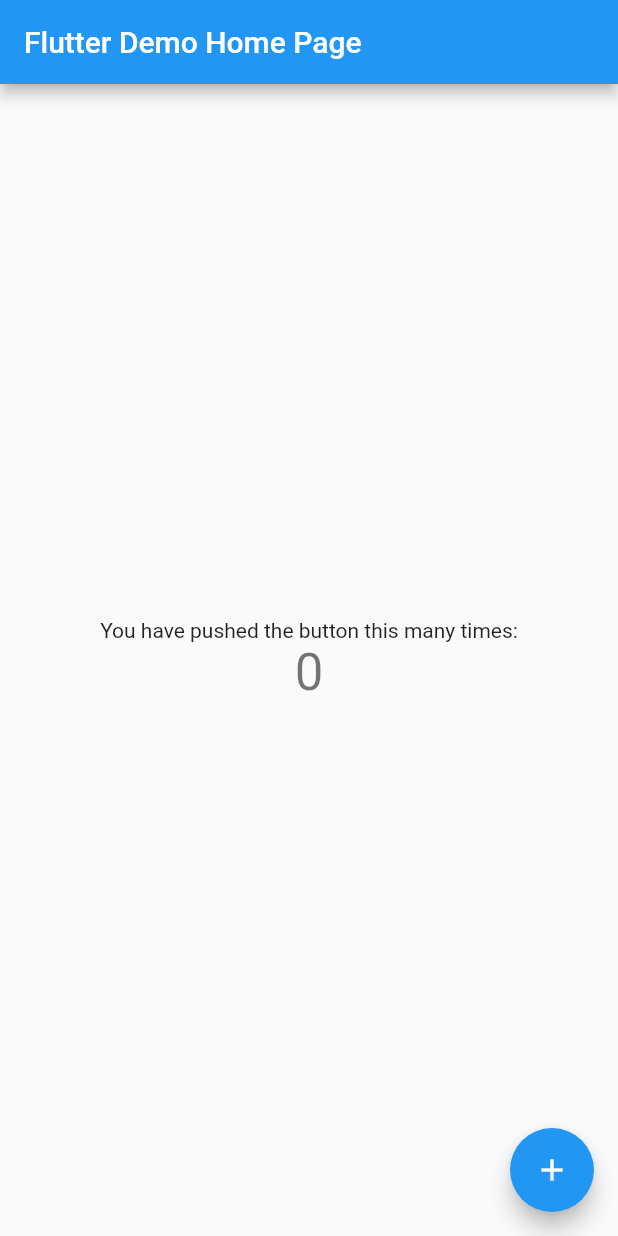
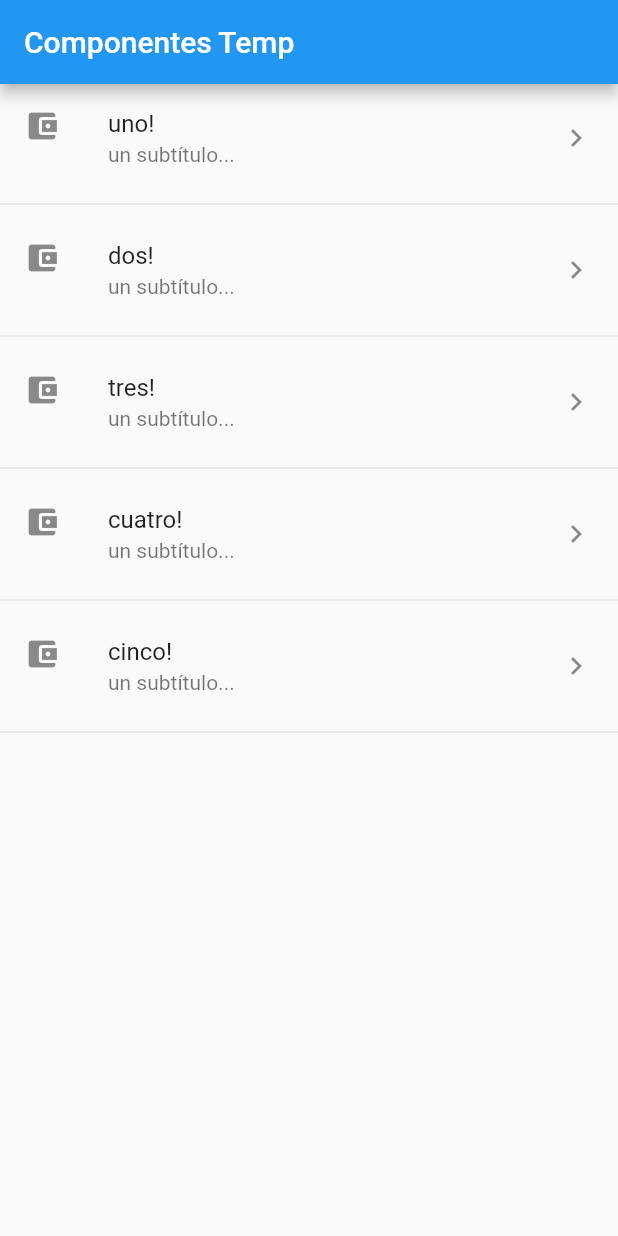
Before and after one commit to mattid89/flutter_components, a Flutter app: the screen it shows after launch, on a phone screen of 412 x 824 dp. Run offline on Flutter 3.47's test engine with Material 2 defaults, Android fonts, the phone set to English and light mode, and no system bars.

Commit message:
listView

```diff
--- a/lib/main.dart
+++ b/lib/main.dart
@@ -1,117 +1,15 @@
+import 'package:componentes/src/pages/home_template.dart';
 import 'package:flutter/material.dart';
 
-void main() {
-  runApp(MyApp());
-}
+void main() => runApp(MyApp());
 
 class MyApp extends StatelessWidget {
-  // This widget is the root of your application.
   @override
   Widget build(BuildContext context) {
     return MaterialApp(
-      title: 'Flutter Demo',
-      theme: ThemeData(
-        // This is the theme of your application.
-        //
-        // Try running your application with "flutter run". You'll see the
-        // application has a blue toolbar. Then, without quitting the app, try
-        // changing the primarySwatch below to Colors.green and then invoke
-        // "hot reload" (press "r" in the console where you ran "flutter run",
-        // or simply save your changes to "hot reload" in a Flutter IDE).
-        // Notice that the counter didn't reset back to zero; the application
-        // is not restarted.
-        primarySwatch: Colors.blue,
-        // This makes the visual density adapt to the platform that you run
-        // the app on. For desktop platforms, the controls will be smaller and
-        // closer together (more dense) than on mobile platforms.
-        visualDensity: VisualDensity.adaptivePlatformDensity,
-      ),
-      home: MyHomePage(title: 'Flutter Demo Home Page'),
+      debugShowCheckedModeBanner: false,
+      title: 'Componentes App',
+      home: HomePageTemp(),
     );
   }
 }
-
-class MyHomePage extends StatefulWidget {
-  MyHomePage({Key key, this.title}) : super(key: key);
-
-  // This widget is the home page of your application. It is stateful, meaning
-  // that it has a State object (defined below) that contains fields that affect
-  // how it looks.
-
-  // This class is the configuration for the state. It holds the values (in this
-  // case the title) provided by the parent (in this case the App widget) and
-  // used by the build method of the State. Fields in a Widget subclass are
-  // always marked "final".
-
-  final String title;
-
-  @override
-  _MyHomePageState createState() => _MyHomePageState();
-}
-
-class _MyHomePageState extends State<MyHomePage> {
-  int _counter = 0;
-
-  void _incrementCounter() {
-    setState(() {
-      // This call to setState tells the Flutter framework that something has
-      // changed in this State, which causes it to rerun the build method below
-      // so that the display can reflect the updated values. If we changed
-      // _counter without calling setState(), then the build method would not be
-      // called again, and so nothing would appear to happen.
-      _counter++;
-    });
-  }
-
-  @override
-  Widget build(BuildContext context) {
-    // This method is rerun every time setState is called, for instance as done
-    // by the _incrementCounter method above.
-    //
-    // The Flutter framework has been optimized to make rerunning build methods
-    // fast, so that you can just rebuild anything that needs updating rather
-    // than having to individually change instances of widgets.
-    return Scaffold(
-      appBar: AppBar(
-        // Here we take the value from the MyHomePage object that was created by
-        // the App.build method, and use it to set our appbar title.
-        title: Text(widget.title),
-      ),
-      body: Center(
-        // Center is a layout widget. It takes a single child and positions it
-        // in the middle of the parent.
-        child: Column(
-          // Column is also a layout widget. It takes a list of children and
-          // arranges them vertically. By default, it sizes itself to fit its
-          // children horizontally, and tries to be as tall as its parent.
-          //
-          // Invoke "debug painting" (press "p" in the console, choose the
-          // "Toggle Debug Paint" action from the Flutter Inspector in Android
-          // Studio, or the "Toggle Debug Paint" command in Visual Studio Code)
-          // to see the wireframe for each widget.
-          //
-          // Column has various properties to control how it sizes itself and
-          // how it positions its children. Here we use mainAxisAlignment to
-          // center the children vertically; the main axis here is the vertical
-          // axis because Columns are vertical (the cross axis would be
-          // horizontal).
-          mainAxisAlignment: MainAxisAlignment.center,
-          children: <Widget>[
-            Text(
-              'You have pushed the button this many times:',
-            ),
-            Text(
-              '$_counter',
-              style: Theme.of(context).textTheme.headline4,
-            ),
-          ],
-        ),
-      ),
-      floatingActionButton: FloatingActionButton(
-        onPressed: _incrementCounter,
-        tooltip: 'Increment',
-        child: Icon(Icons.add),
-      ), // This trailing comma makes auto-formatting nicer for build methods.
-    );
-  }
-}
--- /dev/null
+++ b/lib/src/pages/home_template.dart
@@ -0,0 +1,52 @@
+import 'package:flutter/material.dart';
+
+class HomePageTemp extends StatelessWidget {
+
+  final List<String> opciones = ['uno', 'dos', 'tres', 'cuatro', 'cinco'];
+  @override
+  Widget build(BuildContext context) {
+    return Scaffold(
+      appBar: AppBar(
+        title: Text('Componentes Temp'),
+      ),
+      body: ListView(
+        children: _crearItemsWithMap(),
+      ),
+    );
+  }
+
+  List<Widget> _crearItems() {
+
+    List<Widget> lista = new List<Widget>();
+    for (String opt in opciones) {
+      final tempWidget = ListTile(
+        title: Text(opt),
+      );
+      lista..add(tempWidget)
+          ..add(Divider());
+    }
+    return lista;
+
+  }
+
+
+  List<Widget> _crearItemsWithMap() {
+
+    return opciones.map((opt) {
+      return Column(
+        children: <Widget>[
+          ListTile(
+            title: Text('$opt!'),
+            subtitle: Text('un subtítulo...'),
+            leading: Icon(Icons.account_balance_wallet),
+            trailing: Icon(Icons.keyboard_arrow_right),
+            onTap: () {},
+          ),
+          Divider()
+        ],
+      );
+    }).toList();
+
+  }
+
+}
```
Also changed, not shown: 1 other file.
